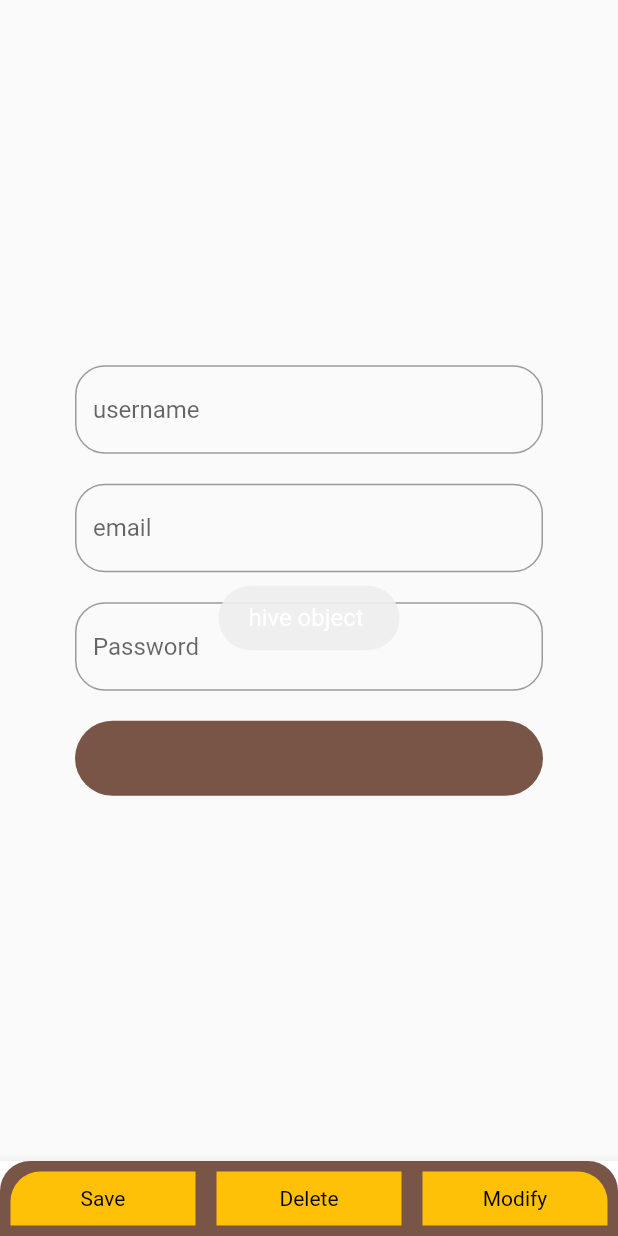
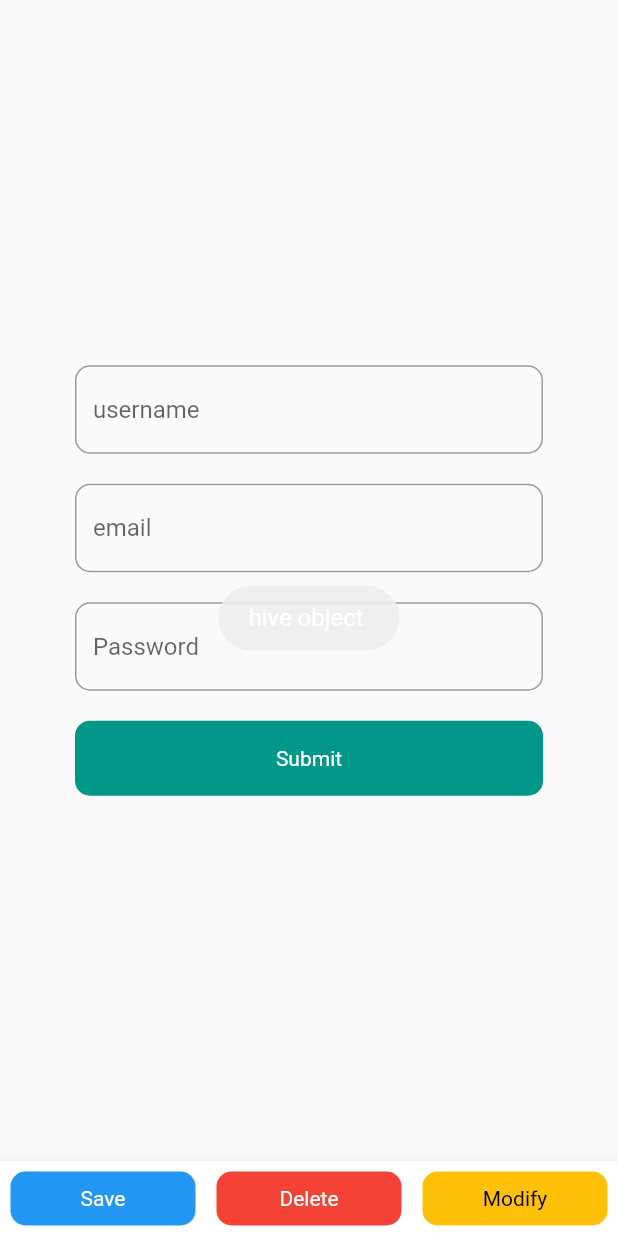
Before and after one commit to arunktaria/todoapp, a Flutter app: the screen it shows after launch, after a tap on "Save", on a phone screen of 412 x 824 dp. Run offline on Flutter 3.47's test engine with Material 2 defaults, Android fonts, the phone set to English and light mode, and no system bars; our stand-ins replace bloc, equatable, flutter_bloc, fluttertoast, get, hive and 5 more; missing offline and left inert: dart:ffi; accounts and stored records are empty; network calls fail.

Commit message:
added hiveDatabase object (pending)4

```diff
--- a/lib/AppExt.dart
+++ b/lib/AppExt.dart
@@ -1,3 +1,5 @@
+import 'dart:ffi';
+
 import 'package:flutter/material.dart';
 import 'package:fluttertoast/fluttertoast.dart';
 
@@ -5,7 +7,7 @@ import 'package:fluttertoast/fluttertoast.dart';
 import 'package:internet_connection_checker/internet_connection_checker.dart';
 
 InputDecoration getEditFieldDecoration(String hint){
-  return InputDecoration(hintText: hint,border: const OutlineInputBorder(borderRadius: BorderRadius.all(Radius.circular(20))));
+  return InputDecoration(hintText: hint,border: const OutlineInputBorder(borderRadius: BorderRadius.all(Radius.circular(10))));
 }
 
 
--- a/lib/HiveDatabase/HiveDatabaseHelperController.dart
+++ b/lib/HiveDatabase/HiveDatabaseHelperController.dart
@@ -46,7 +46,7 @@ class HiveDatabaseHelperController extends GetxController{
   initializeDatabaseDir(String dirPath)async
   {
     boxCollection=await BoxCollection.open("db_todo", {'user'},path: dirPath);
-    Hive.registerAdapter(UserdataAdapter());
+    Hive.registerAdapter(UserDataModelHiveAdapter());
     userCollectionBox=await boxCollection?.openBox("user");
   }
 
@@ -67,11 +67,13 @@ class HiveDatabaseHelperController extends GetxController{
   {
     var hive=await Hive.openBox("user");
     hive.add(ob);
+    print("object inserted  obb ${ob.userName} ob");
   }
 
   getUserData()async
   {
-    return await userCollectionBox?.get("username");
+    print("getUserdata");
+    return await userCollectionBox?.get("user");
   }
 
   deleteUserName(){
--- a/lib/HiveDatabase/HiveTesterPage.dart
+++ b/lib/HiveDatabase/HiveTesterPage.dart
@@ -26,17 +26,18 @@ class _HiveTesterPageState extends State<HiveTesterPage> {
       bottomNavigationBar: BottomAppBar(child: Container(width: double.infinity,
         height: 50,
         child: Container(
-          decoration: getBoxDecorationRoundedOnlytop(20, Colors.brown),
+
           child: Row(children: [
             Container(child:
             Expanded(child: InkWell(onTap: (){
+              print("inkwell pressed");
               getUserData();
             },child: Container(
-              decoration: getBoxDecorationRoundedOnlyTopLeft(20, Colors.amber),
+              decoration: getBoxDecorationRounded(10, Colors.blue),
               margin: EdgeInsets.all(7),
               height: double.infinity,
               width: double.infinity,
-              child: Text("Save", style: TextStyle(color: Colors.black),),
+              child: Text("Save", style: TextStyle(color: Colors.white),),
               alignment: Alignment.center,)
             )
       )
@@ -44,16 +45,17 @@ class _HiveTesterPageState extends State<HiveTesterPage> {
             ,
             Expanded(child: InkWell(onTap: (){
               hiveController?.deleteUserName();
-            },child:  Container(color: Colors.amber,
+            },child:  Container(
+                decoration: getBoxDecorationRounded(10, Colors.red),
                 margin: EdgeInsets.all(7),
                 height: double.infinity,
                 width: double.infinity,
-                child: Text("Delete", style: TextStyle(color: Colors.black),),
+                child: Text("Delete", style: TextStyle(color: Colors.white),),
                 alignment: Alignment.center)
               ,)
             ),
             Expanded(child: Container(
-              decoration: getBoxDecorationRoundedOnlyTopRight(20, Colors.amber),
+              decoration: getBoxDecorationRounded(10, Colors.amber),
               margin: EdgeInsets.all(7),
               height: double.infinity,
               width: double.infinity,
@@ -83,15 +85,26 @@ class _HiveTesterPageState extends State<HiveTesterPage> {
               onChanged: (password) {
                 mPassword = password;
               },), SizedBox(height: 20,),
+
+            Container(decoration: getBoxDecorationRounded(10, Colors.teal),child:
+            Material(
+              color: Colors.transparent,
+              child:
             InkWell(child: SizedBox(height: 50,
               width: double.infinity,
               child: Container(
-                decoration: getBoxDecorationRounded(50, Colors.brown),),),
+                alignment: Alignment.center,
+                child: Text("Submit",style: TextStyle(color: Colors.white),),
+                ),),
               onTap: () {
                 print("email $mEmail username $mUsername password $mPassword");
                 //saveDataToHive();
                 saveUserData();
               },)
+              ,),
+
+            )
+
             ,
           ], mainAxisAlignment: MainAxisAlignment.center,
           ),
@@ -117,10 +130,16 @@ class _HiveTesterPageState extends State<HiveTesterPage> {
     ..userName=mUsername!
     ..password=mPassword!;
     hiveController?.insertUserData(ob);
+    print("save   ${ob.userName}");
   }
 
   getUserData()async
   {
+    if(hiveController!=null){
+      print("hivve con not null");
+    }else{
+      print("hivve null hivve");
+    }
     var ob=await hiveController?.getUserData();
     print("userData $ob");
     showToast("hive object $ob");
--- a/lib/HiveDatabase/HiveUserDataAdapter/UserdataAdapter.dart
+++ b/lib/HiveDatabase/HiveUserDataAdapter/UserdataAdapter.dart
@@ -6,7 +6,6 @@ import '../UserDataModel/UserDataModelHive.dart';
 class UserdataAdapter extends TypeAdapter<UserDataModelHive>{
   @override
   UserDataModelHive read(BinaryReader reader) {
-
     throw UnimplementedError();
   }
 
@@ -15,7 +14,7 @@ class UserdataAdapter extends TypeAdapter<UserDataModelHive>{
 
   @override
   void write(BinaryWriter writer, UserDataModelHive obj) {
-
+    print("write object is ${obj.userName} ob");
   }
 
 
--- a/lib/HiveDatabase/UserDataModel/UserDataModelHive.dart
+++ b/lib/HiveDatabase/UserDataModel/UserDataModelHive.dart
@@ -1,15 +1,14 @@
 
 import 'package:hive/hive.dart';
 part 'UserDataModelHive.g.dart';
-
 
 @HiveType(typeId: 0)
 class UserDataModelHive extends HiveObject{
 
   @HiveField(0)
-  String? userName;
+   String? userName;
 
   @HiveField(1)
-  String? password;
+   String? password;
 
 }
```
